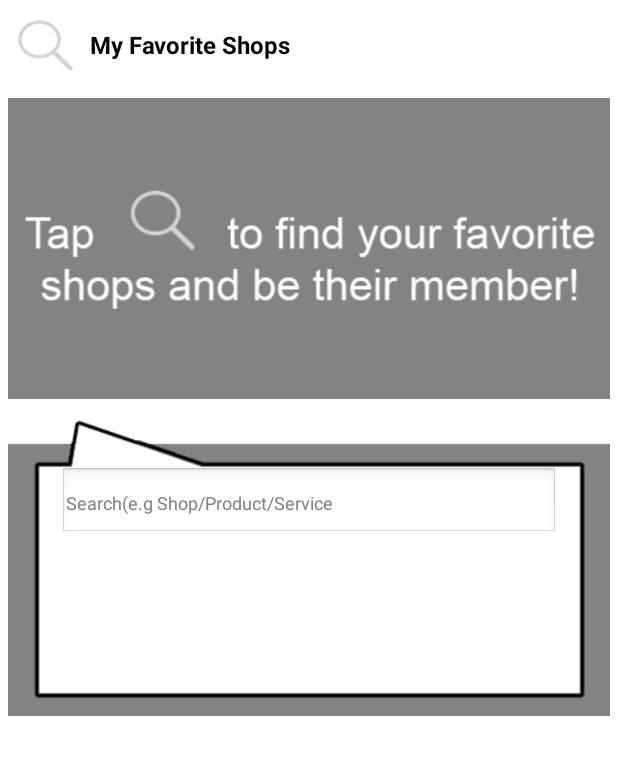
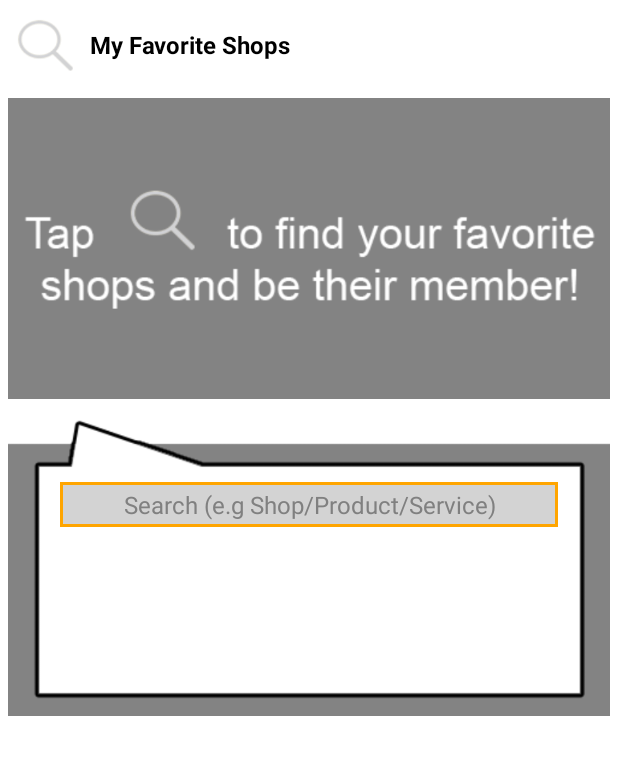
Before and after one commit to ngzhongqin/getMore-android, an Android app: the layout home_f.xml on its own in the app's theme, with its tools: preview values and no code run, on a phone screen of 412 x 824 dp, the part 72-847 px from its top. Run offline under Robolectric (Android 15) with nearby library versions, the phone set to English and light mode, and no system bars.

Commit message:
Loaded Icons for Home, Friends and Points on Top Menu Button Listener in ActionBarHandler Buttons are now selectable and colours changes accordingly. Implemented first webservice call to server side Implemented small spinner for ID on landing page. Removed unwanted fragments Built Skeleton of ViewPager. Added Search Btn Added line under action bar Added yellow box under selected menu option Added Search Hints Added Search Box Added Set visibility for search box and hint

```diff
--- a/app/src/main/java/getmore/com/getmore/MainActivity.java
+++ b/app/src/main/java/getmore/com/getmore/MainActivity.java
@@ -32,6 +32,7 @@ public class MainActivity extends FragmentActivity {
         ViewPagerHandler viewPagerHandler = new ViewPagerHandler();
         viewPagerHandler.setPagerOnPageChangeListener(pager,actionBarHandler);
         pager.setAdapter(pageAdapter);
+        actionBarHandler.setPager(pager);
     }
 
 
--- /dev/null
+++ b/app/src/main/res/drawable/edittext_focused_blue.xml
@@ -0,0 +1,8 @@
+<?xml version="1.0" encoding="utf-8"?>
+<shape xmlns:android="http://schemas.android.com/apk/res/android">
+    <solid android:color="@color/light_grey" />
+    <padding android:left="10dip" android:top="10dip" android:right="10dip" android:bottom="10dip" />
+    <stroke
+        android:width="2dp"
+        android:color="@color/orange" />
+</shape>
--- /dev/null
+++ b/app/src/main/res/drawable/edittext_modified_states.xml
@@ -0,0 +1,16 @@
+<?xml version="1.0" encoding="utf-8"?>
+<selector
+    xmlns:android="http://schemas.android.com/apk/res/android"
+    >
+    <item
+        android:state_pressed="true"
+        android:drawable="@drawable/edittext_pressed"
+        /> <!-- pressed -->
+    <item
+        android:state_focused="true"
+        android:drawable="@drawable/edittext_focused_blue"
+        /> <!-- focused -->
+    <item
+        android:drawable="@drawable/edittext_normal"
+        /> <!-- default -->
+</selector>
--- /dev/null
+++ b/app/src/main/res/drawable/edittext_normal.xml
@@ -0,0 +1,8 @@
+<?xml version="1.0" encoding="utf-8"?>
+<shape xmlns:android="http://schemas.android.com/apk/res/android">
+    <solid android:color="@color/light_grey" />
+    <padding android:left="10dip" android:top="10dip" android:right="10dip" android:bottom="10dip" />
+    <stroke
+        android:width="2dp"
+        android:color="@color/black" />
+</shape>
--- /dev/null
+++ b/app/src/main/res/drawable/edittext_pressed.xml
@@ -0,0 +1,8 @@
+<?xml version="1.0" encoding="utf-8"?>
+<shape xmlns:android="http://schemas.android.com/apk/res/android">
+    <solid android:color="@color/white" />
+    <padding android:left="10dip" android:top="10dip" android:right="10dip" android:bottom="10dip" />
+    <stroke
+        android:width="2dp"
+        android:color="@color/light_grey" />
+</shape>
--- a/app/src/main/res/layout/home_f.xml
+++ b/app/src/main/res/layout/home_f.xml
@@ -74,7 +74,7 @@
                     android:layout_centerInParent="true"
                     android:layout_marginLeft="40dp"
                     android:layout_marginRight="40dp"
-                    android:layout_marginTop="40dp"
+                    android:layout_marginTop="50dp"
                     android:layout_marginBottom="40dp"
                     android:background="@color/white"
                     android:layout_width="match_parent"
@@ -83,10 +83,25 @@
 
                     <EditText
                         android:layout_width="match_parent"
-                        android:hint="Search(e.g Shop/Product/Service"
+                        android:hint="Search (e.g Shop/Product/Service)"
                         android:padding="4dp"
-                        android:textSize="12sp"
+                        android:textSize="16sp"
+                        android:background="@drawable/edittext_modified_states"
+                        android:inputType="text|textCapSentences"
+                        android:maxLines="1"
+                        android:maxLength ="30"
+                        android:scrollHorizontally="false"
+                        android:imeOptions="actionDone"
+                        android:gravity="center"
                         android:layout_height="wrap_content" />
+
+                    <LinearLayout
+                        android:layout_width="match_parent"
+                        android:layout_height="wrap_content">
+
+
+
+                    </LinearLayout>
 
                 </LinearLayout>
 
--- a/app/src/main/res/values/colors.xml
+++ b/app/src/main/res/values/colors.xml
@@ -3,4 +3,6 @@
     <color name="white">#FFFFFF</color>
     <color name="light_grey">#D3D3D3</color>
     <color name="black">#000000</color>
+    <color name="orange">#FFA500</color>
+    <color name="metal_grey">#7b9095</color>
 </resources>
```
Also changed, not shown: app/src/main/java/getmore/com/getmore/fragment/HomeFragment.java (+33 -0 lines), app/src/main/java/getmore/com/getmore/pageflow/menu/ActionBarHandler.java (+10 -1 lines).
